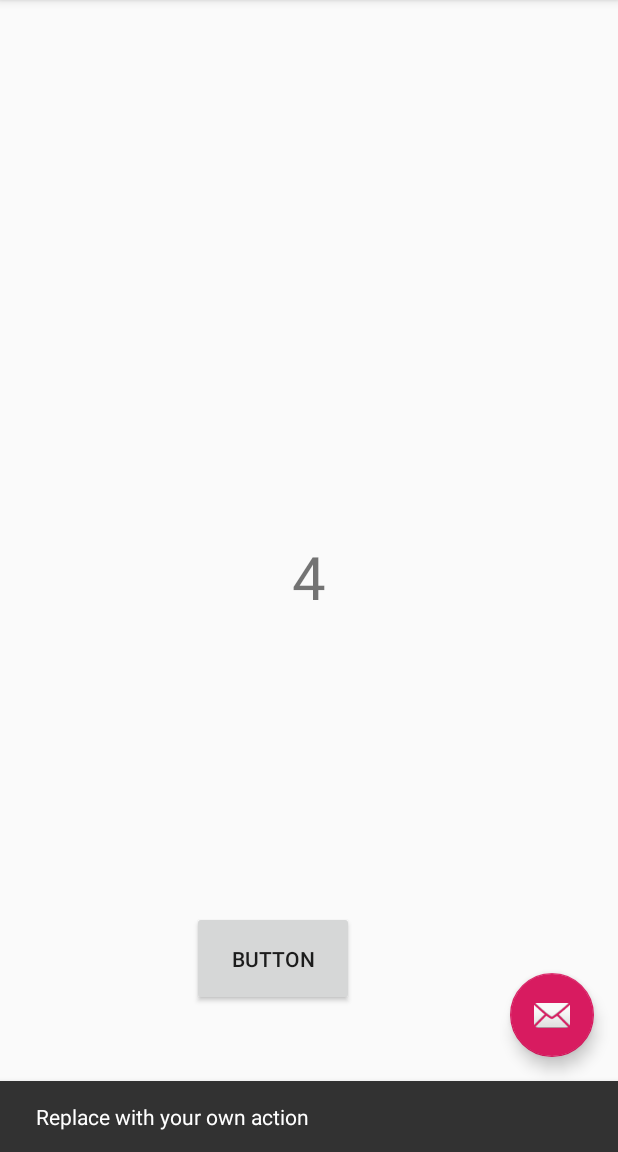
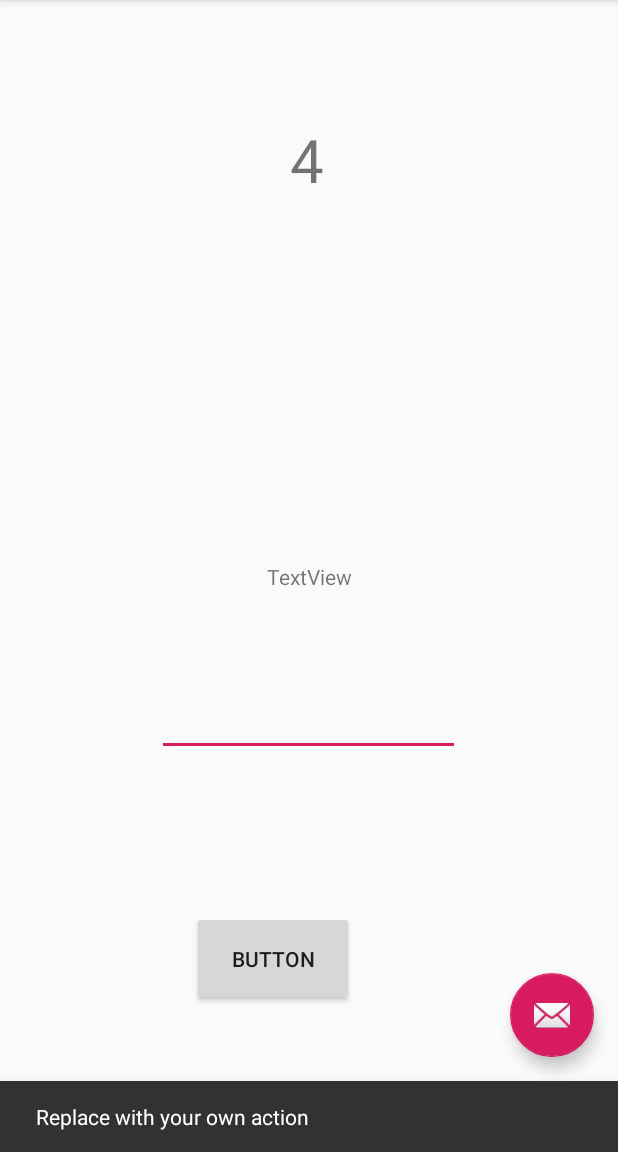
Before and after one commit to mahnoor98/Diceroller1, an Android app: the screen it shows after launch (MainActivity), after a tap on "BUTTON", on a phone screen of 412 x 824 dp, the part 84-1236 px from its top. Run offline under Robolectric (Android 15) with nearby library versions, the phone set to English and light mode, and no system bars; 1 statement that could not run was skipped; 1 other tap on this screen came first.

Commit message:
completed level 2

```diff
--- a/app/src/main/java/com/example/diceroller1/MainActivity.java
+++ b/app/src/main/java/com/example/diceroller1/MainActivity.java
@@ -11,11 +11,19 @@ import androidx.appcompat.widget.Toolbar;
 import android.view.View;
 import android.view.Menu;
 import android.view.MenuItem;
+import android.widget.EditText;
 import android.widget.TextView;
+import android.widget.Toast;
 
 import java.util.Random;
 
 public class MainActivity extends AppCompatActivity {
+
+    private int point = 0;
+    private TextView countplaced;
+    private TextView countview;
+    private EditText userinput;
+
 
     @Override
     protected void onCreate(Bundle savedInstanceState) {
@@ -23,6 +31,10 @@ public class MainActivity extends AppCompatActivity {
         setContentView(R.layout.activity_main);
         Toolbar toolbar = findViewById(R.id.toolbar);
         setSupportActionBar(toolbar);
+
+        userinput = (EditText) findViewById(R.id.userinput);
+        countplaced = (TextView) findViewById(R.id.point);
+        countview = (TextView) findViewById(R.id.cview);
 
         FloatingActionButton fab = findViewById(R.id.fab);
         fab.setOnClickListener(new View.OnClickListener() {
@@ -61,9 +73,21 @@ public class MainActivity extends AppCompatActivity {
         TextView tv = this.findViewById(R.id.numberTextView);
 
         Random r = new Random();
-        int number = r.nextInt(6);
+        int num = r.nextInt(6);
 
-        tv.setText(Integer.toString(number));
+        tv.setText(Integer.toString(num));
+
+        int n = Integer.parseInt(userinput.getText().toString());
+
+        if (n < 1 || n > 6) {
+            Toast.makeText(this, "Invalid input, number must be within range", Toast.LENGTH_SHORT).show();
+        } else if (n == num) {
+            Toast.makeText(this, "Congratulations ! Numbers match bossman", Toast.LENGTH_SHORT).show();
+            point = point + 1;
+            countplaced.setText(Integer.toString(point));
+        }
+
+
 
     }
 
--- a/app/src/main/res/layout/content_main.xml
+++ b/app/src/main/res/layout/content_main.xml
@@ -15,9 +15,11 @@
         android:text="Hello World!"
         android:textSize="40sp"
         app:layout_constraintBottom_toBottomOf="parent"
+        app:layout_constraintHorizontal_bias="0.497"
         app:layout_constraintLeft_toLeftOf="parent"
         app:layout_constraintRight_toRightOf="parent"
-        app:layout_constraintTop_toTopOf="parent" />
+        app:layout_constraintTop_toTopOf="parent"
+        app:layout_constraintVertical_bias="0.111" />
 
     <Button
         android:id="@+id/button"
@@ -32,4 +34,27 @@
         app:layout_constraintTop_toTopOf="parent"
         app:layout_constraintVertical_bias="0.862" />
 
+    <TextView
+        android:id="@+id/point"
+        android:layout_width="wrap_content"
+        android:layout_height="wrap_content"
+        android:text="TextView"
+        app:layout_constraintBottom_toBottomOf="parent"
+        app:layout_constraintEnd_toEndOf="parent"
+        app:layout_constraintStart_toStartOf="parent"
+        app:layout_constraintTop_toTopOf="parent" />
+
+    <EditText
+        android:id="@+id/userinput"
+        android:layout_width="202dp"
+        android:layout_height="42dp"
+        android:ems="10"
+        android:inputType="textPersonName"
+        app:layout_constraintBottom_toBottomOf="parent"
+        app:layout_constraintEnd_toEndOf="parent"
+        app:layout_constraintHorizontal_bias="0.497"
+        app:layout_constraintStart_toStartOf="parent"
+        app:layout_constraintTop_toTopOf="parent"
+        app:layout_constraintVertical_bias="0.636" />
+
 </androidx.constraintlayout.widget.ConstraintLayout>
--- a/app/src/main/res/values/ids.xml
+++ b/app/src/main/res/values/ids.xml
@@ -1,4 +1,8 @@
 <?xml version="1.0" encoding="utf-8"?>
 <resources>
     <item name="numberTextView" type="id" />
+    <item name="userinput" type="id" />
+    <item name="point" type="id" />
+    <item name="cview" type="id" />
+    <item name="pointcounter" type="id" />
 </resources>
```
